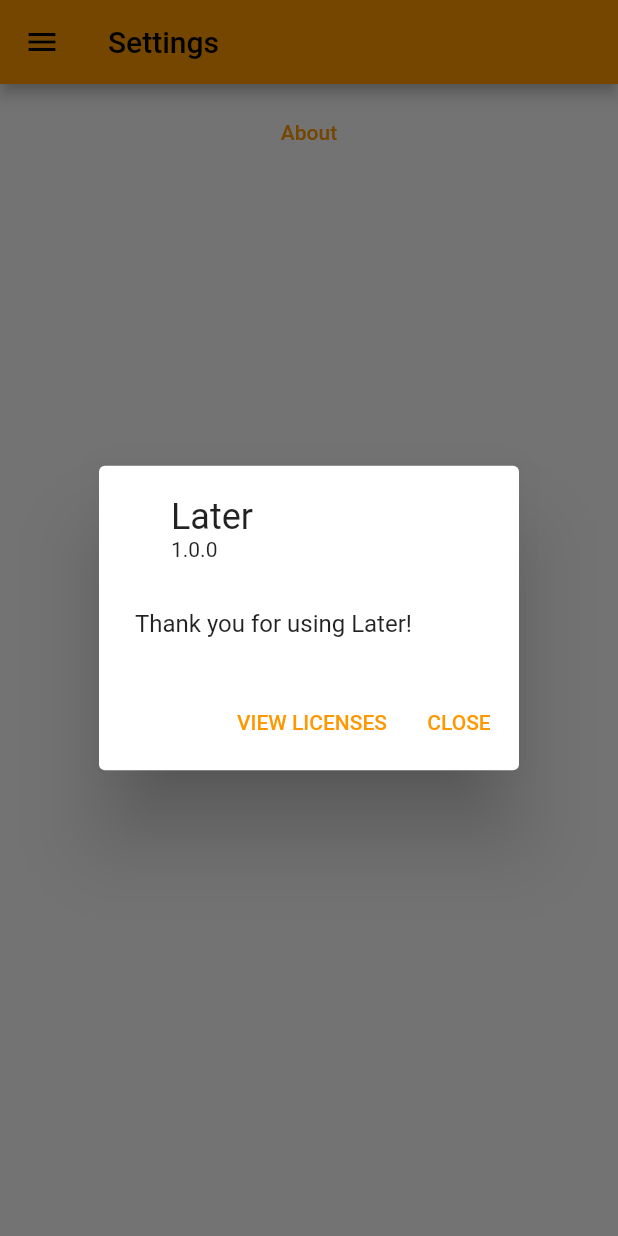
After one commit to PeterTheSalmon/later_flutter, a Flutter app: the GeneralSettings screen opened directly, after a tap on "About", on a phone screen of 412 x 824 dp. The commit adds this screen. Run offline on Flutter 3.47's test engine with Material 2 defaults, Android fonts, the phone set to English and light mode, and no system bars; our stand-ins replace cloud_firestore, firebase_auth, firebase_core, flutter_speed_dial, package_info_plus; accounts and stored records are empty.

```diff
--- a/lib/main.dart
+++ b/lib/main.dart
@@ -1,6 +1,7 @@
 import 'package:firebase_auth/firebase_auth.dart';
 import 'package:firebase_core/firebase_core.dart';
 import 'package:flutter/material.dart';
+import 'package:flutter/services.dart';
 import 'package:later_flutter/firebase_options.dart';
 import 'package:later_flutter/services/authentication_service.dart';
 import 'package:later_flutter/views/authentication_wrapper.dart';
@@ -9,6 +10,9 @@ import 'package:provider/provider.dart';
 void main() async {
   WidgetsFlutterBinding.ensureInitialized();
   await Firebase.initializeApp(options: DefaultFirebaseOptions.currentPlatform);
+  SystemChrome.setSystemUIOverlayStyle(const SystemUiOverlayStyle(
+      statusBarColor: Colors.transparent,
+      systemNavigationBarColor: Colors.transparent));
   runApp(const LaterApp());
 }
 
@@ -30,7 +34,6 @@ class LaterApp extends StatelessWidget {
         ],
         child: MaterialApp(
           debugShowCheckedModeBanner: false,
-
           title: "Later",
           theme: ThemeData(
               primarySwatch: Colors.orange, brightness: Brightness.light),
--- /dev/null
+++ b/lib/services/global_variables.dart
@@ -0,0 +1,3 @@
+class Globals {
+  static String? sharedUrl;
+}
--- a/lib/views/account/account_settings.dart
+++ b/lib/views/account/account_settings.dart
@@ -27,7 +27,7 @@ class _AccountSettingsState extends State<AccountSettings> {
           crossAxisAlignment: CrossAxisAlignment.start,
           children: <Widget>[
             const Text(
-              'Account Settings',
+              'Manage your account',
               style: TextStyle(fontSize: 24),
             ),
             Text(FirebaseAuth.instance.currentUser?.email ?? '',
--- /dev/null
+++ b/lib/views/general_settings.dart
@@ -0,0 +1,63 @@
+import 'package:flutter/material.dart';
+import 'package:later_flutter/views/standard_drawer.dart';
+import 'package:package_info_plus/package_info_plus.dart';
+
+class GeneralSettings extends StatefulWidget {
+  const GeneralSettings({Key? key}) : super(key: key);
+
+  @override
+  State<GeneralSettings> createState() => _GeneralSettingsState();
+}
+
+class _GeneralSettingsState extends State<GeneralSettings> {
+  PackageInfo _packageInfo = PackageInfo(
+    appName: 'Unknown',
+    packageName: 'Unknown',
+    version: 'Unknown',
+    buildNumber: 'Unknown',
+    buildSignature: 'Unknown',
+  );
+
+  @override
+  void initState() {
+    super.initState();
+    _initPackageInfo();
+  }
+
+  Future<void> _initPackageInfo() async {
+    final info = await PackageInfo.fromPlatform();
+    setState(() {
+      _packageInfo = info;
+    });
+  }
+
+  @override
+  Widget build(BuildContext context) {
+    return Scaffold(
+      appBar: AppBar(
+        title: const Text('Settings'),
+      ),
+      drawer: const Drawer(child: StandardDrawer()),
+      body: Padding(
+        padding: const EdgeInsets.all(8.0),
+        child: Center(
+          child: Column(
+            crossAxisAlignment: CrossAxisAlignment.start,
+            children: <Widget>[
+              TextButton(
+                  onPressed: () {
+                    showAboutDialog(
+                      context: context,
+                      children: [const Text("Thank you for using Later!")],
+                      applicationName: 'Later',
+                      applicationVersion: _packageInfo.version,
+                    );
+                  },
+                  child: const Text("About"))
+            ],
+          ),
+        ),
+      ),
+    );
+  }
+}
--- a/pubspec.yaml
+++ b/pubspec.yaml
@@ -41,6 +41,7 @@ dependencies:
   url_launcher: ^6.0.18
   flutter_speed_dial: ^5.0.0+1
   receive_sharing_intent: ^1.4.5
+  package_info_plus: ^1.3.0
 
 dev_dependencies:
   flutter_test:
```
Also changed, not shown: lib/views/home_page.dart (+11 -4 lines), lib/views/standard_drawer.dart (+6 -1 lines), pubspec.lock, 3 other files.
